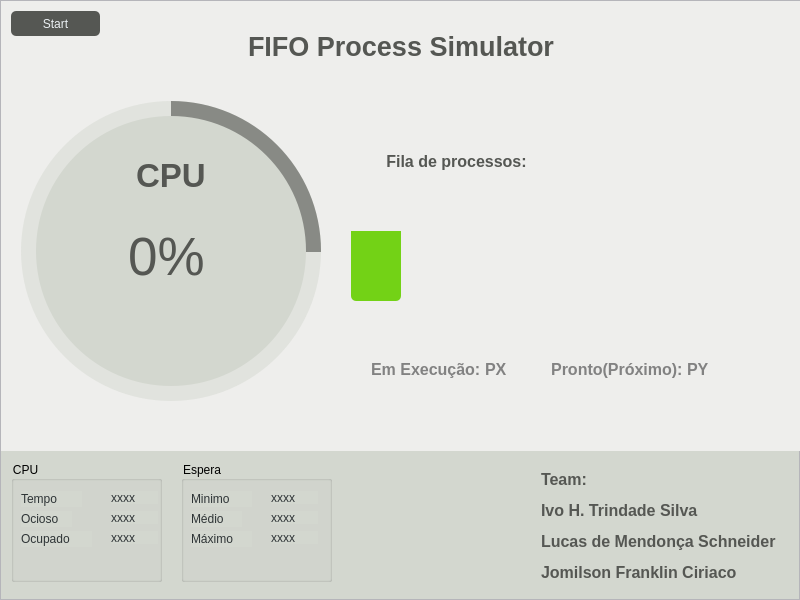
hadtrindade/fifo-simulator, file ui_fifo_simulator/fifo_simulator.ui: the form before one commit.
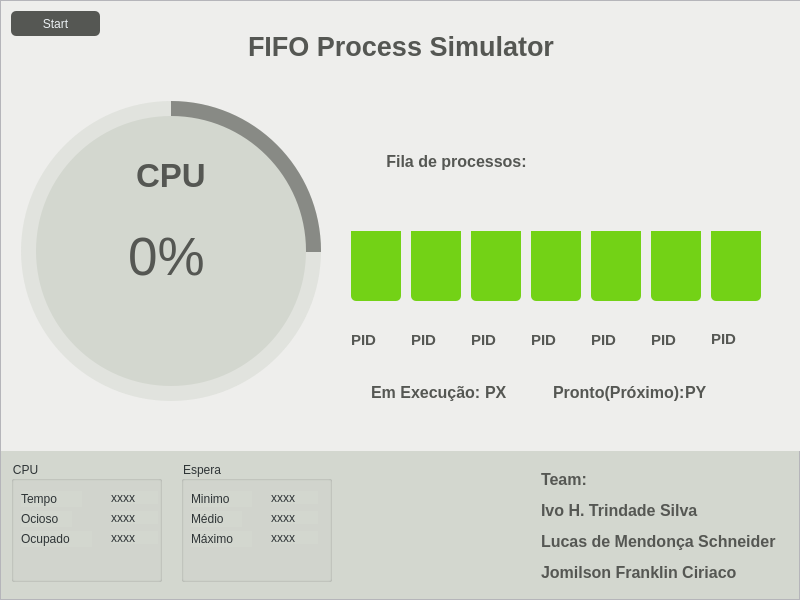
The form after the commit.

The edit to the form file:
```diff
--- a/ui_fifo_simulator/fifo_simulator.ui
+++ b/ui_fifo_simulator/fifo_simulator.ui
@@ -302,9 +302,9 @@
         <property name="geometry">
          <rect>
           <x>370</x>
-          <y>330</y>
+          <y>376</y>
           <width>381</width>
-          <height>77</height>
+          <height>31</height>
          </rect>
         </property>
         <property name="frameShape">
@@ -331,29 +331,61 @@
          </property>
          <item>
           <widget class="QLabel" name="label_in_exec">
+           <property name="styleSheet">
+            <string notr="true">QLabel {
+	color: rgb(85, 87, 83);
+	font-size: 12pt;
+	font: bold;
+	
+}</string>
+           </property>
            <property name="text">
-            <string>&lt;html&gt;&lt;head/&gt;&lt;body&gt;&lt;p&gt;&lt;span style=&quot; font-size:12pt; font-weight:600; color:#828282;&quot;&gt;Em Execução: &lt;/span&gt;&lt;/p&gt;&lt;/body&gt;&lt;/html&gt;</string>
+            <string>Em Execução: </string>
            </property>
           </widget>
          </item>
          <item>
           <widget class="QLabel" name="label_in_exec_p">
+           <property name="styleSheet">
+            <string notr="true">QLabel {
+	color: rgb(85, 87, 83);
+	font-size: 12pt;
+	font: bold;
+	
+}</string>
+           </property>
            <property name="text">
-            <string>&lt;html&gt;&lt;head/&gt;&lt;body&gt;&lt;p&gt;&lt;span style=&quot; font-size:12pt; font-weight:600; color:#828282;&quot;&gt;PX&lt;/span&gt;&lt;/p&gt;&lt;/body&gt;&lt;/html&gt;</string>
+            <string>PX</string>
            </property>
           </widget>
          </item>
          <item>
           <widget class="QLabel" name="label_ready">
+           <property name="styleSheet">
+            <string notr="true">QLabel {
+	color: rgb(85, 87, 83);
+	font-size: 12pt;
+	font: bold;
+	
+}</string>
+           </property>
            <property name="text">
-            <string>&lt;html&gt;&lt;head/&gt;&lt;body&gt;&lt;p align=&quot;right&quot;&gt;&lt;span style=&quot; font-size:12pt; font-weight:600; color:#828282;&quot;&gt;Pronto(Próximo): &lt;/span&gt;&lt;/p&gt;&lt;/body&gt;&lt;/html&gt;</string>
+            <string>Pronto(Próximo):</string>
            </property>
           </widget>
          </item>
          <item>
           <widget class="QLabel" name="label_ready_p">
+           <property name="styleSheet">
+            <string notr="true">QLabel {
+	color: rgb(85, 87, 83);
+	font-size: 12pt;
+	font: bold;
+	
+}</string>
+           </property>
            <property name="text">
-            <string>&lt;html&gt;&lt;head/&gt;&lt;body&gt;&lt;p&gt;&lt;span style=&quot; font-size:12pt; font-weight:600; color:#828282;&quot;&gt;PY&lt;/span&gt;&lt;/p&gt;&lt;/body&gt;&lt;/html&gt;</string>
+            <string>PY</string>
            </property>
           </widget>
          </item>
@@ -401,6 +433,405 @@
          <enum>QProgressBar::TopToBottom</enum>
         </property>
        </widget>
+       <widget class="QProgressBar" name="process_bar_f1">
+        <property name="geometry">
+         <rect>
+          <x>410</x>
+          <y>200</y>
+          <width>50</width>
+          <height>100</height>
+         </rect>
+        </property>
+        <property name="styleSheet">
+         <string notr="true">QProgressBar {
+	color:  rgb(69, 69,69);
+	border: 0px solid;
+	border-radius: 5px;
+	border-style: none;
+	background-position: center;
+	text-align: center;
+	background-color: rgb(115, 210, 22);
+}
+
+QProgressBar::chunk {
+	background-color: rgb(238, 238, 236);
+
+}
+</string>
+        </property>
+        <property name="value">
+         <number>30</number>
+        </property>
+        <property name="textVisible">
+         <bool>false</bool>
+        </property>
+        <property name="orientation">
+         <enum>Qt::Vertical</enum>
+        </property>
+        <property name="invertedAppearance">
+         <bool>true</bool>
+        </property>
+        <property name="textDirection">
+         <enum>QProgressBar::TopToBottom</enum>
+        </property>
+       </widget>
+       <widget class="QProgressBar" name="process_bar_f2">
+        <property name="geometry">
+         <rect>
+          <x>470</x>
+          <y>200</y>
+          <width>50</width>
+          <height>100</height>
+         </rect>
+        </property>
+        <property name="styleSheet">
+         <string notr="true">QProgressBar {
+	color:  rgb(69, 69,69);
+	border: 0px solid;
+	border-radius: 5px;
+	border-style: none;
+	background-position: center;
+	text-align: center;
+	background-color: rgb(115, 210, 22);
+}
+
+QProgressBar::chunk {
+	background-color: rgb(238, 238, 236);
+
+}
+</string>
+        </property>
+        <property name="value">
+         <number>30</number>
+        </property>
+        <property name="textVisible">
+         <bool>false</bool>
+        </property>
+        <property name="orientation">
+         <enum>Qt::Vertical</enum>
+        </property>
+        <property name="invertedAppearance">
+         <bool>true</bool>
+        </property>
+        <property name="textDirection">
+         <enum>QProgressBar::TopToBottom</enum>
+        </property>
+       </widget>
+       <widget class="QProgressBar" name="process_bar_f3">
+        <property name="geometry">
+         <rect>
+          <x>530</x>
+          <y>200</y>
+          <width>50</width>
+          <height>100</height>
+         </rect>
+        </property>
+        <property name="styleSheet">
+         <string notr="true">QProgressBar {
+	color:  rgb(69, 69,69);
+	border: 0px solid;
+	border-radius: 5px;
+	border-style: none;
+	background-position: center;
+	text-align: center;
+	background-color: rgb(115, 210, 22);
+}
+
+QProgressBar::chunk {
+	background-color: rgb(238, 238, 236);
+
+}
+</string>
+        </property>
+        <property name="value">
+         <number>30</number>
+        </property>
+        <property name="textVisible">
+         <bool>false</bool>
+        </property>
+        <property name="orientation">
+         <enum>Qt::Vertical</enum>
+        </property>
+        <property name="invertedAppearance">
+         <bool>true</bool>
+        </property>
+        <property name="textDirection">
+         <enum>QProgressBar::TopToBottom</enum>
+        </property>
+       </widget>
+       <widget class="QProgressBar" name="process_bar_f4">
+        <property name="geometry">
+         <rect>
+          <x>590</x>
+          <y>200</y>
+          <width>50</width>
+          <height>100</height>
+         </rect>
+        </property>
+        <property name="styleSheet">
+         <string notr="true">QProgressBar {
+	color:  rgb(69, 69,69);
+	border: 0px solid;
+	border-radius: 5px;
+	border-style: none;
+	background-position: center;
+	text-align: center;
+	background-color: rgb(115, 210, 22);
+}
+
+QProgressBar::chunk {
+	background-color: rgb(238, 238, 236);
+
+}
+</string>
+        </property>
+        <property name="value">
+         <number>30</number>
+        </property>
+        <property name="textVisible">
+         <bool>false</bool>
+        </property>
+        <property name="orientation">
+         <enum>Qt::Vertical</enum>
+        </property>
+        <property name="invertedAppearance">
+         <bool>true</bool>
+        </property>
+        <property name="textDirection">
+         <enum>QProgressBar::TopToBottom</enum>
+        </property>
+       </widget>
+       <widget class="QProgressBar" name="process_bar_f5">
+        <property name="geometry">
+         <rect>
+          <x>650</x>
+          <y>200</y>
+          <width>50</width>
+          <height>100</height>
+         </rect>
+        </property>
+        <property name="styleSheet">
+         <string notr="true">QProgressBar {
+	color:  rgb(69, 69,69);
+	border: 0px solid;
+	border-radius: 5px;
+	border-style: none;
+	background-position: center;
+	text-align: center;
+	background-color: rgb(115, 210, 22);
+}
+
+QProgressBar::chunk {
+	background-color: rgb(238, 238, 236);
+
+}
+</string>
+        </property>
+        <property name="value">
+         <number>30</number>
+        </property>
+        <property name="textVisible">
+         <bool>false</bool>
+        </property>
+        <property name="orientation">
+         <enum>Qt::Vertical</enum>
+        </property>
+        <property name="invertedAppearance">
+         <bool>true</bool>
+        </property>
+        <property name="textDirection">
+         <enum>QProgressBar::TopToBottom</enum>
+        </property>
+       </widget>
+       <widget class="QProgressBar" name="process_bar_f6">
+        <property name="geometry">
+         <rect>
+          <x>710</x>
+          <y>200</y>
+          <width>50</width>
+          <height>100</height>
+         </rect>
+        </property>
+        <property name="styleSheet">
+         <string notr="true">QProgressBar {
+	color:  rgb(69, 69,69);
+	border: 0px solid;
+	border-radius: 5px;
+	border-style: none;
+	background-position: center;
+	text-align: center;
+	background-color: rgb(115, 210, 22);
+}
+
+QProgressBar::chunk {
+	background-color: rgb(238, 238, 236);
+
+}
+</string>
+        </property>
+        <property name="value">
+         <number>30</number>
+        </property>
+        <property name="textVisible">
+         <bool>false</bool>
+        </property>
+        <property name="orientation">
+         <enum>Qt::Vertical</enum>
+        </property>
+        <property name="invertedAppearance">
+         <bool>true</bool>
+        </property>
+        <property name="textDirection">
+         <enum>QProgressBar::TopToBottom</enum>
+        </property>
+       </widget>
+       <widget class="QLabel" name="label_pid_0">
+        <property name="geometry">
+         <rect>
+          <x>350</x>
+          <y>330</y>
+          <width>50</width>
+          <height>17</height>
+         </rect>
+        </property>
+        <property name="styleSheet">
+         <string notr="true">QLabel {
+	color: rgb(85, 87, 83);
+	font-size: 11pt;
+	font: bold;
+	
+}</string>
+        </property>
+        <property name="text">
+         <string>PID</string>
+        </property>
+       </widget>
+       <widget class="QLabel" name="label_pid_1">
+        <property name="geometry">
+         <rect>
+          <x>410</x>
+          <y>330</y>
+          <width>50</width>
+          <height>17</height>
+         </rect>
+        </property>
+        <property name="styleSheet">
+         <string notr="true">QLabel {
+	color: rgb(85, 87, 83);
+	font-size: 11pt;
+	font: bold;
+	
+}</string>
+        </property>
+        <property name="text">
+         <string>PID</string>
+        </property>
+       </widget>
+       <widget class="QLabel" name="label_pid_2">
+        <property name="geometry">
+         <rect>
+          <x>470</x>
+          <y>330</y>
+          <width>50</width>
+          <height>17</height>
+         </rect>
+        </property>
+        <property name="styleSheet">
+         <string notr="true">QLabel {
+	color: rgb(85, 87, 83);
+	font-size: 11pt;
+	font: bold;
+	
+}</string>
+        </property>
+        <property name="text">
+         <string>PID</string>
+        </property>
+       </widget>
+       <widget class="QLabel" name="label_pid_3">
+        <property name="geometry">
+         <rect>
+          <x>530</x>
+          <y>330</y>
+          <width>50</width>
+          <height>17</height>
+         </rect>
+        </property>
+        <property name="styleSheet">
+         <string notr="true">QLabel {
+	color: rgb(85, 87, 83);
+	font-size: 11pt;
+	font: bold;
+	
+}</string>
+        </property>
+        <property name="text">
+         <string>PID</string>
+        </property>
+       </widget>
+       <widget class="QLabel" name="label_pid_4">
+        <property name="geometry">
+         <rect>
+          <x>590</x>
+          <y>330</y>
+          <width>50</width>
+          <height>17</height>
+         </rect>
+        </property>
+        <property name="styleSheet">
+         <string notr="true">QLabel {
+	color: rgb(85, 87, 83);
+	font-size: 11pt;
+	font: bold;
+	
+}</string>
+        </property>
+        <property name="text">
+         <string>PID</string>
+        </property>
+       </widget>
+       <widget class="QLabel" name="label_pid_5">
+        <property name="geometry">
+         <rect>
+          <x>650</x>
+          <y>330</y>
+          <width>50</width>
+          <height>17</height>
+         </rect>
+        </property>
+        <property name="styleSheet">
+         <string notr="true">QLabel {
+	color: rgb(85, 87, 83);
+	font-size: 11pt;
+	font: bold;
+	
+}</string>
+        </property>
+        <property name="text">
+         <string>PID</string>
+        </property>
+       </widget>
+       <widget class="QLabel" name="label_pid_6">
+        <property name="geometry">
+         <rect>
+          <x>710</x>
+          <y>330</y>
+          <width>50</width>
+          <height>16</height>
+         </rect>
+        </property>
+        <property name="styleSheet">
+         <string notr="true">QLabel {
+	color: rgb(85, 87, 83);
+	font-size: 11pt;
+	font: bold;
+	
+}</string>
+        </property>
+        <property name="text">
+         <string>PID</string>
+        </property>
+       </widget>
       </widget>
      </item>
      <item>
@@ -437,7 +868,13 @@
          </rect>
         </property>
         <property name="styleSheet">
-         <string notr="true">QLabel {
+         <string notr="true">QGroupBox {
+	
+	color: rgb(46, 52, 54);
+}
+
+
+QLabel {
 	color: rgb(46, 52, 54);
 }</string>
         </property>
@@ -533,7 +970,14 @@
          </rect>
         </property>
         <property name="styleSheet">
-         <string notr="true">QLabel {
+         <string notr="true">QGroupBox {
+	
+	color: rgb(46, 52, 54);
+}
+
+
+
+QLabel {
 	
 	color: rgb(46, 52, 54);
 }</string>
```
Left out of the diff: 12 changed lines with no effect on the pictures.
